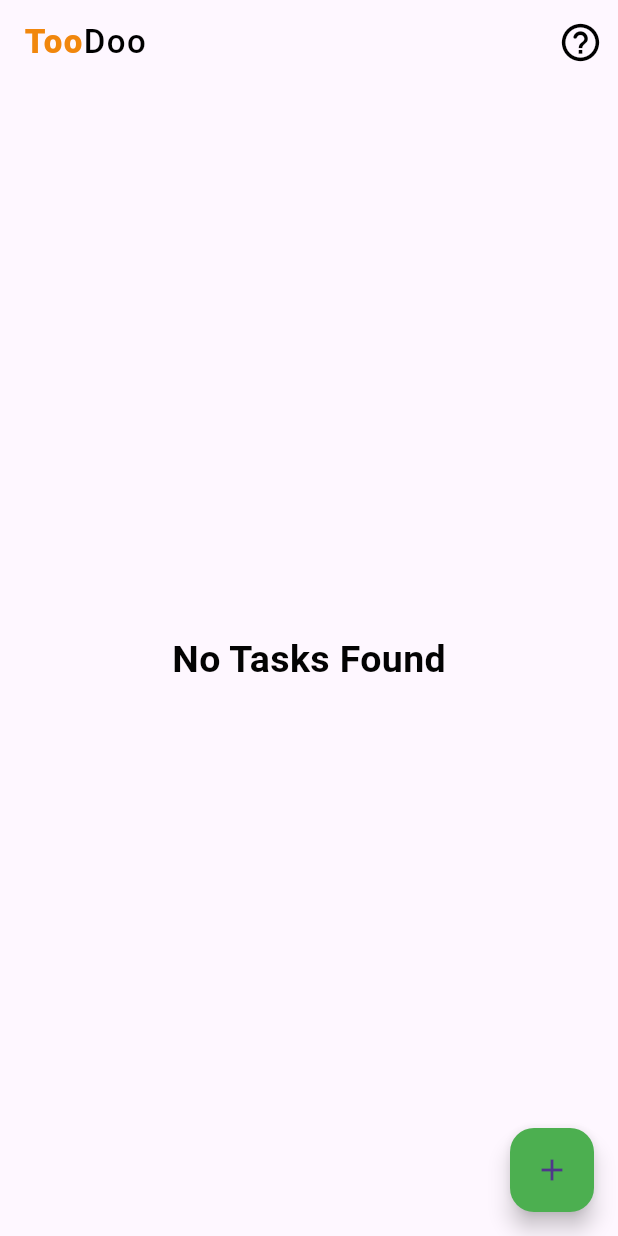
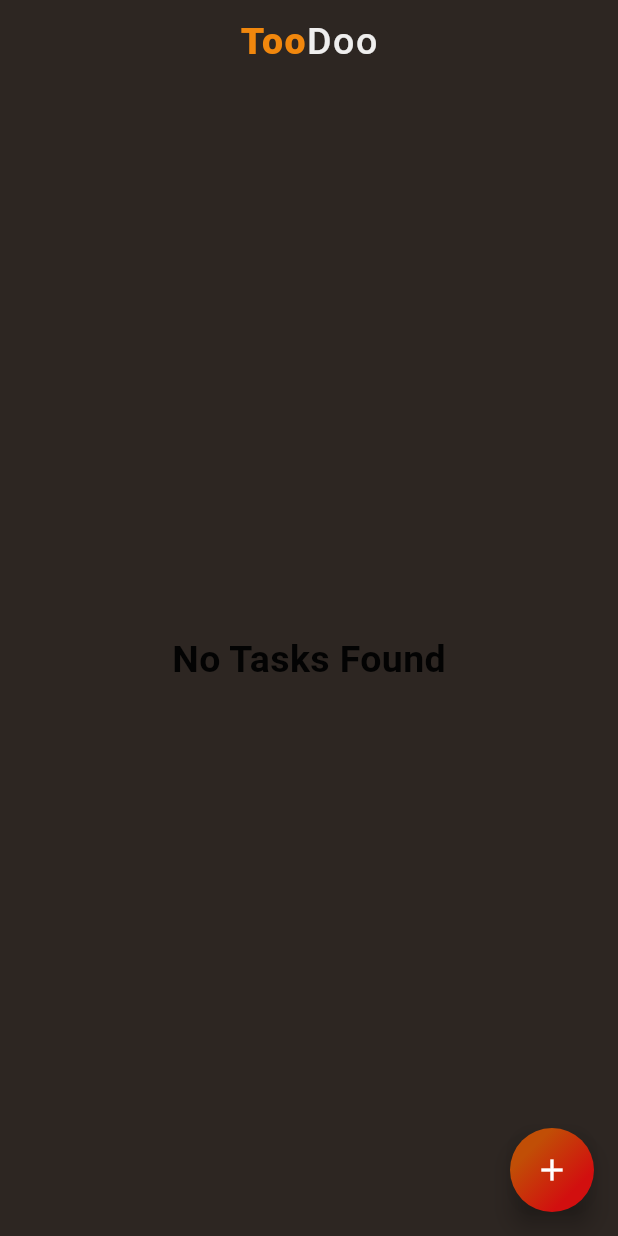
Before and after one commit to shareef99997/toodoo, a Flutter app: the screen it shows after launch, on a phone screen of 412 x 824 dp. Run offline on Flutter 3.47's test engine with Material 3 defaults, Android fonts, the phone set to English and light mode, and no system bars; our stand-ins replace sqflite; accounts and stored records are empty.

Commit message:
add/update screen ui done

```diff
--- a/lib/db_handler.dart
+++ b/lib/db_handler.dart
@@ -30,7 +30,7 @@ class DBHelper{
   _createDatabase(Database db , int version) async{
 
     await db.execute(
-      "CREATE TABLE mytodo(id INTEGER PRIMARY KEY AUTOINCREMENT, title TEXT NOT NULL, desc TEXT NOT NULL,dateandtime TEXT NOT NULL)",
+      "CREATE TABLE mytodo(id INTEGER PRIMARY KEY AUTOINCREMENT, title TEXT NOT NULL, desc TEXT NOT NULL,dateandtime TEXT NOT NULL,color INTEGER NOT NULL)",
     );
   }
 
--- a/lib/home_screen.dart
+++ b/lib/home_screen.dart
@@ -43,98 +43,60 @@ class _HomeScreenState extends State<HomeScreen> {
   @override
   Widget build(BuildContext context) {
     return Scaffold(
+      backgroundColor: Color.fromARGB(255, 45, 38, 34),
       appBar: AppBar(
         title: Row(
+          mainAxisAlignment: MainAxisAlignment.center,
           children: [
             Text(
               "Too",
               style: TextStyle(
-                  fontSize: 22, fontWeight: FontWeight.w900, letterSpacing: 1,color: Color.fromARGB(255, 241, 135, 13)),
+                  fontSize: 25, fontWeight: FontWeight.w900, letterSpacing: 1,color: Color.fromARGB(255, 241, 135, 13)),
             ),
             Text(
               "Doo",
               style: TextStyle(
-                  fontSize: 22, fontWeight: FontWeight.w500, letterSpacing: 1),
+                  fontSize: 25, fontWeight: FontWeight.w500, letterSpacing: 1,color: Color.fromARGB(235, 255, 255, 255)),
             ),
           ],
         ),
-        centerTitle: true,
         elevation: 0,
-        actions: [
-          Padding(
-              padding: EdgeInsets.only(right: 10),
-              child: Icon(
-                Icons.help_outline_rounded,
-                size: 30,
-              )
-              )
-        ],
+        iconTheme: IconThemeData(color: Colors.white),
       ),
       body: Column(
         children: [
           Expanded(
-            child: FutureBuilder(
-              future: dataList,
-              builder: (context,AsyncSnapshot<List<TodoModel>> snapshot){
-                if(!snapshot.hasData || snapshot.data == null){
-                  return Center(
-                    child: CircularProgressIndicator(),
-                  );
-                }
-                else if(snapshot.data!.length == 0){
-                  return Center(
-                    child: Text("No Tasks Found",
-                      style: TextStyle(
-                        fontSize: 25,
-                        fontWeight: FontWeight.bold,
-                        color: const Color.fromARGB(255, 3, 3, 3)
-                      ),
-                    ),
-                  );
-                }else{
-                  return ListView.builder(
-                    shrinkWrap: true,
-                    itemCount: snapshot.data?.length,
-                    itemBuilder: (context, index) {
-
-                        todoId = snapshot.data![index].id!.toInt();
-                        todoTitle = snapshot.data![index].title.toString();
-                        todoDesc = snapshot.data![index].desc.toString();
-                        todoDT = snapshot.data![index].dateandtime.toString();
-
-
-                      return Dismissible(
-                        key: ValueKey<int>(todoId),
-                        direction:DismissDirection.endToStart ,
-                        background: Container(
-                          color: Colors.redAccent,
-                          child: Icon(Icons.delete_forever, color: Colors.white),
-                        ),
-                        onDismissed: (DismissDirection direction){
-                          setState(() {
-                            dbHelper!.delete(todoId);
-                            dataList =dbHelper!.getDataList();
-                            snapshot.data!.remove(snapshot.data![index]);
-                          });
-                        },
-                        child: _todocard()
-                      );
-                    },
-                  );
-                }
-              },
-            )
+            child: _FutuerBuilder(),
           )
         ],
       ),
       floatingActionButton:FloatingActionButton(
-        backgroundColor: Colors.green,
-        child: Icon(Icons.add),
         onPressed: () {
-          Navigator.push(context, MaterialPageRoute(builder: (context)=> AddUpdateTask(),
-          ));
+          Navigator.push(
+            context,
+            MaterialPageRoute(builder: (context) => AddUpdateTask()),
+          );
         },
-        ) ,
+        backgroundColor: Colors.transparent, // Set the color to transparent
+        child: Container(
+          width: 500,
+          height: 500,
+          decoration: BoxDecoration(
+            gradient: LinearGradient(
+              colors: [Color(0xffc14e06), Color(0xffd20f0f)],
+              stops: [0.25, 0.75],
+              begin: Alignment.topLeft,
+              end: Alignment.bottomRight,
+            ),
+            shape: BoxShape.circle,
+          ),
+          child: Padding(
+            padding: const EdgeInsets.all(12.0),
+            child: Icon(Icons.add, color: Colors.white),
+          ),
+        ),
+      ),
+
     );
   }
 
@@ -142,12 +104,17 @@ class _HomeScreenState extends State<HomeScreen> {
     return Container(
       margin: EdgeInsets.all(5),
       decoration: BoxDecoration(
-        color: Color.fromARGB(255, 244, 156, 73),
+        gradient: LinearGradient(
+          colors: [Color.fromARGB(255, 234, 100, 16), Color.fromARGB(255, 210, 80, 15)],
+          stops: [0.25, 0.75],
+          begin: Alignment.topLeft,
+          end: Alignment.bottomRight,
+        ),
+        borderRadius: BorderRadius.circular(20),
         boxShadow: [
           BoxShadow(
             color: Colors.black,
-            blurRadius: 4,
-            spreadRadius: 1,
+            blurRadius: 2,
           )
         ]
       ),
@@ -197,5 +164,60 @@ class _HomeScreenState extends State<HomeScreen> {
     );
   }
 
+  Widget _FutuerBuilder(){
+    return FutureBuilder(
+      future: dataList,
+      builder: (context,AsyncSnapshot<List<TodoModel>> snapshot){
+        if(!snapshot.hasData || snapshot.data == null){
+          return Center(
+            child: CircularProgressIndicator(),
+          );
+        }
+        else if(snapshot.data!.length == 0){
+          return Center(
+            child: Text("No Tasks Found",
+              style: TextStyle(
+                fontSize: 25,
+                fontWeight: FontWeight.bold,
+                color: const Color.fromARGB(255, 3, 3, 3)
+              ),
+            ),
+          );
+        }else{
+          return ListView.builder(
+            shrinkWrap: true,
+            itemCount: snapshot.data?.length,
+            itemBuilder: (context, index) {
+                todoId = snapshot.data![index].id!.toInt();
+                todoTitle = snapshot.data![index].title.toString();
+                todoDesc = snapshot.data![index].desc.toString();
+                todoDT = snapshot.data![index].dateandtime.toString();
 
+
+              ///Dismissible
+              return Dismissible(
+                key: ValueKey<int>(todoId),
+                direction:DismissDirection.endToStart ,
+                background:ClipRRect(
+                  borderRadius: BorderRadius.circular(20),
+                  child: Container(
+                    color: Color.fromARGB(255, 248, 63, 63),
+                    child: Icon(Icons.delete_forever, color: Colors.white),
+                  ),
+                ),
+                onDismissed: (DismissDirection direction){
+                  setState(() {
+                    dbHelper!.delete(todoId);
+                    dataList =dbHelper!.getDataList();
+                    snapshot.data!.remove(snapshot.data![index]);
+                  });
+                },
+                child: _todocard()
+              );
+            },
+          );
+        }
+      },
+    );
+  }
 }
```
Also changed, not shown: lib/add_update_screen.dart (+142 -43 lines), 1 other file.
